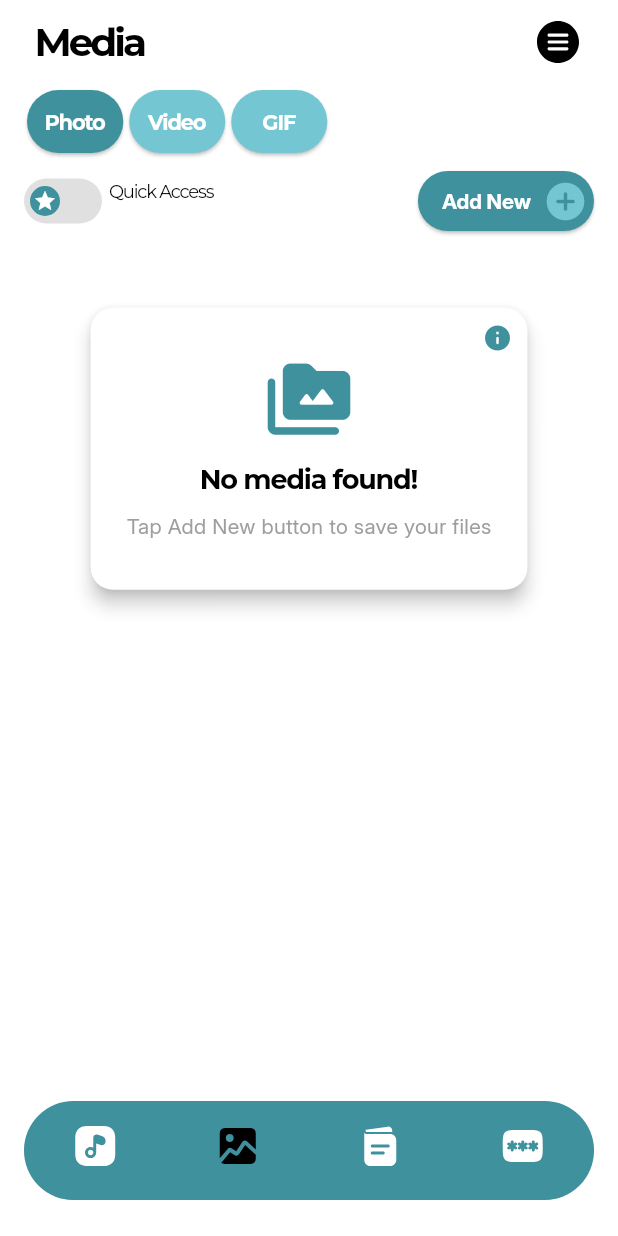
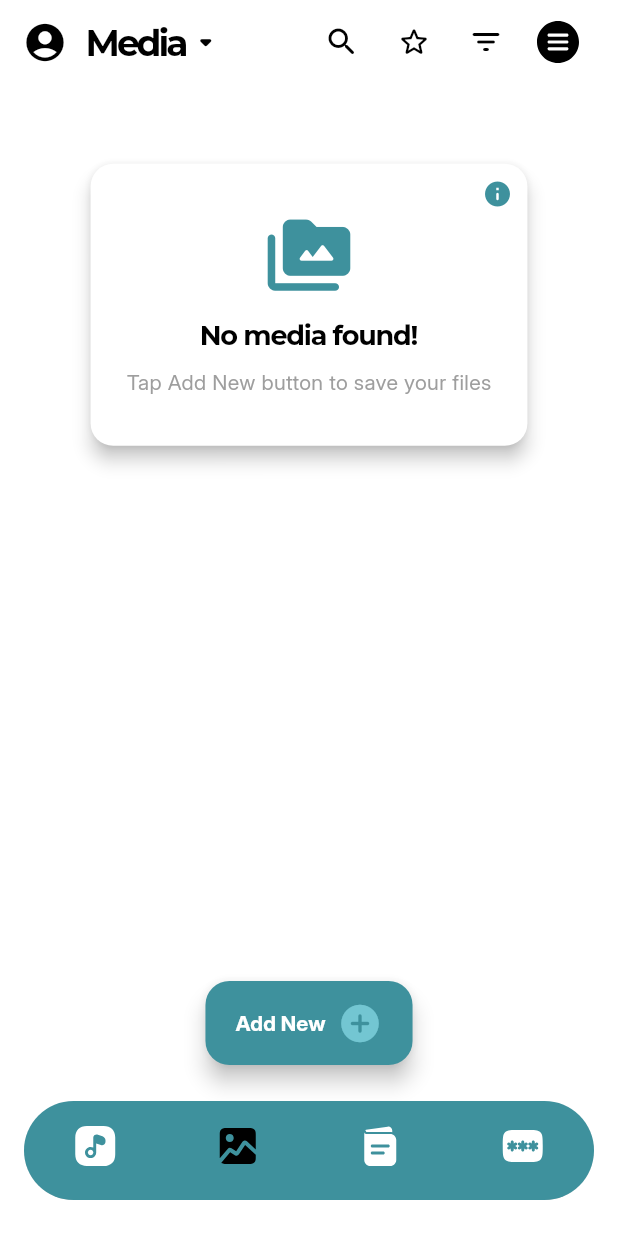
Before and after one commit to credes-tech/shelf, a Flutter app: the screen it shows after launch, on a phone screen of 412 x 824 dp. Run offline on Flutter 3.47's test engine with Material 3 defaults, Android fonts, the phone set to English and light mode, and no system bars; our stand-ins replace audioplayers, device_info_plus, file_picker, firebase_core, flutter_dotenv, flutter_riverpod and 8 more; missing offline and left inert: flutter_quill, syncfusion_flutter_pdfviewer; accounts and stored records are empty.

Commit message:
app-bar-design-complete

```diff
--- a/lib/core/theme/app_text_styles.dart
+++ b/lib/core/theme/app_text_styles.dart
@@ -45,7 +45,7 @@ class AppTextStyles {
 
   static const TextStyle homeTitle = TextStyle(
       fontFamily: 'Montserrat',
-      fontSize: 26,
+      fontSize: 24,
       fontWeight: FontWeight.w600,
       color: Colors.black,
       letterSpacing: -2,
--- a/lib/modules/home/domain/providers/media_provider.dart
+++ b/lib/modules/home/domain/providers/media_provider.dart
@@ -71,9 +71,10 @@ class MediaNotifier extends StateNotifier<List<MediaModel>> {
     state = List.from(state)..removeAt(index);
   }
 
-  void togglePinnedFilter() {
+  bool togglePinnedFilter() {
     showOnlyPinned = !showOnlyPinned;
     loadPinnedFiles();
+    return showOnlyPinned;
   }
 }
 
--- a/lib/modules/home/ui/pages/MediaScreen.dart
+++ b/lib/modules/home/ui/pages/MediaScreen.dart
@@ -1,5 +1,4 @@
 import 'dart:io';
-
 import 'package:flutter/material.dart';
 import 'package:flutter_riverpod/flutter_riverpod.dart';
 import 'package:flutter_svg/flutter_svg.dart';
@@ -16,7 +15,6 @@ import 'package:my_shelf_project/modules/home/ui/widgets/HomeCard.dart';
 import 'package:my_shelf_project/modules/home/ui/widgets/HomeMenuItem.dart';
 import 'package:my_shelf_project/modules/home/ui/widgets/HomePillBar.dart';
 import 'package:my_shelf_project/modules/home/ui/widgets/HomeTitle.dart';
-import 'package:my_shelf_project/modules/home/ui/widgets/HomeToggler.dart';
 import 'package:my_shelf_project/modules/home/ui/widgets/VideoThumbnail.dart';
 
 class MediaScreen extends ConsumerStatefulWidget {
@@ -29,6 +27,8 @@ class MediaScreen extends ConsumerStatefulWidget {
 class _MediaScreenState extends ConsumerState<MediaScreen> {
   final List<String> source = ['Photo', 'Video', 'GIF'];
   int selectedSource = 0;
+  bool isSubCategoryActive = false;
+  bool isPinActive = false;
 
   final String emptyHeading = "No media found!";
   final String emptyDescription = "Tap Add New button to save your files";
@@ -37,14 +37,55 @@ class _MediaScreenState extends ConsumerState<MediaScreen> {
   Widget build(BuildContext context) {
     final mediaList = ref.watch(mediaProvider);
     final List<MediaModel> pinnedMedia = getPinnedMedia(mediaList);
-    final bool mediaPinnedNotifier =
-        ref.read(mediaProvider.notifier).showOnlyPinned;
     return Scaffold(
       backgroundColor: Colors.white,
       appBar: AppBar(
         backgroundColor: AppColors.background,
-        title: HomeTitle(title: 'Media'),
+        leading: Padding(
+          padding: const EdgeInsets.only(left: AppSpacing.xSmall),
+          child: IconButton(
+            onPressed: () {},
+            icon: Icon(Icons.account_circle_rounded),
+            color: Colors.black,
+            iconSize: 30,
+          ),
+        ),
+        title: GestureDetector(
+          onTap: toggleSubCategory,
+          child: Row(
+              crossAxisAlignment: CrossAxisAlignment.center,
+              mainAxisAlignment: MainAxisAlignment.start,
+              children: [
+                HomeTitle(title: 'Media'),
+                Icon(
+                  isSubCategoryActive
+                      ? Icons.arrow_drop_up_rounded
+                      : Icons.arrow_drop_down_rounded,
+                  size: 25,
+                  color: Colors.black,
+                )
+              ]),
+        ),
+        titleSpacing: 0.0,
         actions: [
+          IconButton(
+              onPressed: () {},
+              icon: Icon(
+                Icons.search_rounded,
+                color: Colors.black,
+              )),
+          IconButton(
+              onPressed: () => pinController(),
+              icon: Icon(
+                isPinActive ? Icons.star_rounded : Icons.star_border_rounded,
+                color: Colors.black,
+              )),
+          IconButton(
+              onPressed: () {},
+              icon: Icon(
+                Icons.filter_list_rounded,
+                color: Colors.black,
+              )),
           Padding(
             padding: EdgeInsets.only(right: AppSpacing.medium),
             child: PopupMenuButton<String>(
@@ -71,65 +112,14 @@ class _MediaScreenState extends ConsumerState<MediaScreen> {
         crossAxisAlignment: CrossAxisAlignment.center,
         mainAxisSize: MainAxisSize.min,
         children: [
-          HomePillBar(
-              source: source,
-              selectedSource: selectedSource,
-              activeColor: AppColors.onboardDarkBlue,
-              inactiveColor: AppColors.onboardLightBlue),
-          Container(
-            padding: EdgeInsets.symmetric(
-                horizontal: AppSpacing.medium, vertical: AppSpacing.xSmall),
-            decoration: BoxDecoration(
-                color: Colors.transparent,
-                borderRadius: BorderRadius.only(
-                    bottomLeft: Radius.circular(20.0),
-                    bottomRight: Radius.circular(20.0))),
-            child: Row(
-              mainAxisAlignment: MainAxisAlignment.spaceBetween,
-              crossAxisAlignment: CrossAxisAlignment.center,
-              children: [
-                Row(
-                  mainAxisAlignment: MainAxisAlignment.start,
-                  crossAxisAlignment: CrossAxisAlignment.start,
-                  children: [
-
-
-                    HomeToggler(
-                      initialValue: mediaPinnedNotifier,
-                      onChanged: (mediaPinnedNotifier) {
-                        ref.read(mediaProvider.notifier).togglePinnedFilter();
-                      },
-                      color: AppColors.onboardDarkBlue,
-                    ),
-                    SizedBox(width: 5,),
-                    Text("Quick Access",style: AppTextStyles.pinLabelText),
-
-                  ],
-                ),
-
-                ElevatedButton(
-                  onPressed: onTapMediaBtn,
-                  style: ElevatedButton.styleFrom(
-                      padding: EdgeInsets.only(
-                          left: AppSpacing.medium,
-                          right: AppSpacing.xSmall,
-                          top: AppSpacing.xSmall,
-                          bottom: AppSpacing.xSmall),
-                      backgroundColor: AppColors.onboardDarkBlue),
-                  child: Row(
-                    children: [
-                      Text("Add New", style: AppTextStyles.homePinned),
-                      SizedBox(width: 8),
-                      Icon(
-                        Icons.add_circle_rounded,
-                        size: 30,
-                        color: AppColors.onboardLightBlue
-                      )
-                    ],
-                  ),
-                )
-              ],
-            ),
+          if (isSubCategoryActive)
+            HomePillBar(
+                source: source,
+                selectedSource: selectedSource,
+                activeColor: AppColors.onboardDarkBlue,
+                inactiveColor: AppColors.onboardLightBlue),
+          SizedBox(
+            height: 10,
           ),
           mediaList.isEmpty
               ? HomeCard(
@@ -152,9 +142,7 @@ class _MediaScreenState extends ConsumerState<MediaScreen> {
                                 height: 180,
                                 child: ListView.builder(
                                     scrollDirection: Axis.horizontal,
-                                    itemCount: pinnedMedia.length <= 5
-                                        ? pinnedMedia.length
-                                        : 6,
+                                    itemCount: pinnedMedia.length <= 5 ? pinnedMedia.length : 6,
                                     itemBuilder: (context, index) {
                                       final media = pinnedMedia[index];
                                       return Stack(
@@ -164,24 +152,15 @@ class _MediaScreenState extends ConsumerState<MediaScreen> {
                                             aspectRatio: 1.2,
                                             child: Container(
                                               width: 150,
-                                              margin: EdgeInsets.only(
-                                                  right: AppSpacing.xxSmall),
+                                              margin: EdgeInsets.only(right: AppSpacing.xxSmall),
                                               decoration: BoxDecoration(
-                                                borderRadius:
-                                                    BorderRadius.circular(20),
-                                                border: Border.all(
-                                                    color: Colors.black12),
+                                                borderRadius: BorderRadius.circular(20),
+                                                border: Border.all(color: Colors.black12),
                                               ),
                                               clipBehavior: Clip.antiAlias,
-                                              child: FileValidator
-                                                          .getMediaFileType(
-                                                              media.fileType) ==
-                                                      "video"
-                                                  ? VideoThumbnail(
-                                                      videoPath: media.filePath)
-                                                  : Image.file(
-                                                      File(media.filePath),
-                                                      fit: BoxFit.cover),
+                                              child: FileValidator.getMediaFileType(media.fileType) == "video"
+                                                  ? VideoThumbnail(videoPath: media.filePath)
+                                                  : Image.file(File(media.filePath), fit: BoxFit.cover),
                                             ),
                                           ),
                                           Positioned(
@@ -195,10 +174,9 @@ class _MediaScreenState extends ConsumerState<MediaScreen> {
                                                     child: Icon(
                                                         Icons.ios_share_rounded,
                                                         color: AppColors.onboardDarkBlue,
-                                                        size: 18)),
-                                                color:
-                                                    AppColors.onboardDarkBlue,
-                                              ))
+                                                        size: 18),),
+                                                color: AppColors.onboardDarkBlue,
+                                              ),)
                                         ],
                                       );
                                     }),
@@ -213,16 +191,13 @@ class _MediaScreenState extends ConsumerState<MediaScreen> {
                           crossAxisSpacing: 2,
                           mainAxisSpacing: 2,
                         ),
-                        padding:
-                            EdgeInsets.symmetric(horizontal: AppSpacing.medium),
+                        padding: EdgeInsets.symmetric(horizontal: AppSpacing.medium),
                         itemCount: mediaList.length,
                         itemBuilder: (context, index) {
                           final media = mediaList[index];
                           return GestureDetector(
                               onLongPress: () async {
-                                await ref
-                                    .read(mediaProvider.notifier)
-                                    .deleteMedia(index);
+                                await ref.read(mediaProvider.notifier).deleteMedia(index);
                                 ScaffoldMessenger.of(context).showSnackBar(
                                   SnackBar(content: Text("Media deleted")),
                                 );
@@ -232,7 +207,8 @@ class _MediaScreenState extends ConsumerState<MediaScreen> {
                                   '/home/media/view',
                                   extra: {
                                     'filePath': media.filePath,
-                                    'fileType': FileValidator.getMediaFileType(media.fileType),
+                                    'fileType': FileValidator.getMediaFileType(
+                                        media.fileType),
                                   },
                                 );
                               },
@@ -246,16 +222,11 @@ class _MediaScreenState extends ConsumerState<MediaScreen> {
                                       decoration: BoxDecoration(
                                           borderRadius:
                                               BorderRadius.circular(12),
-                                          border: Border.all(
-                                              color: Colors.black12)),
+                                          border: Border.all(color: Colors.black12)),
                                       clipBehavior: Clip.hardEdge,
-                                      child: FileValidator.getMediaFileType(
-                                                  media.fileType) ==
-                                              "video"
-                                          ? VideoThumbnail(
-                                              videoPath: media.filePath)
-                                          : Image.file(File(media.filePath),
-                                              fit: BoxFit.cover),
+                                      child: FileValidator.getMediaFileType(media.fileType) == "video"
+                                          ? VideoThumbnail(videoPath: media.filePath)
+                                          : Image.file(File(media.filePath), fit: BoxFit.cover),
                                     ),
                                   ),
                                   if (media.isPinned)
@@ -280,6 +251,18 @@ class _MediaScreenState extends ConsumerState<MediaScreen> {
                 )),
         ],
       ),
+      floatingActionButton: FloatingActionButton.extended(
+        onPressed: onTapMediaBtn, // Keep the original function
+        backgroundColor: AppColors.onboardDarkBlue, // Use the same color
+        label: Row(
+          children: [
+            Text("Add New", style: AppTextStyles.homePinned), // Keep the text
+            SizedBox(width: 8),
+            Icon(Icons.add_circle_rounded, size: 30, color: AppColors.onboardLightBlue) // Keep the icon
+          ],
+        ),
+      ),
+      floatingActionButtonLocation: FloatingActionButtonLocation.centerDocked,
     );
   }
 
@@ -319,4 +302,17 @@ class _MediaScreenState extends ConsumerState<MediaScreen> {
   void togglePinMedia(String filename) {
     ref.read(mediaProvider.notifier).togglePin(filename);
   }
+
+  toggleSubCategory() {
+    setState(() {
+      isSubCategoryActive = !isSubCategoryActive;
+    });
+  }
+
+  pinController() {
+    bool pinStatus = ref.read(mediaProvider.notifier).togglePinnedFilter();
+    setState(() {
+      isPinActive = pinStatus;
+    });
+  }
 }
--- a/lib/modules/home/ui/widgets/HomePillBar.dart
+++ b/lib/modules/home/ui/widgets/HomePillBar.dart
@@ -26,7 +26,7 @@ class HomePillBar extends StatelessWidget {
         children: [
           Expanded(
             child: SizedBox(
-              height: 50,
+              height: 45,
               child: ListView.builder(
                   scrollDirection: Axis.horizontal,
                   itemCount: source.length,
--- a/lib/modules/home/ui/widgets/HomeTitle.dart
+++ b/lib/modules/home/ui/widgets/HomeTitle.dart
@@ -13,7 +13,7 @@ class HomeTitle extends StatelessWidget {
   @override
   Widget build(BuildContext context) {
     return Container(
-      margin: EdgeInsets.only(left: AppSpacing.small),
+      margin: EdgeInsets.only(left: AppSpacing.xxSmall),
       child: Text(
         title,
         style: AppTextStyles.homeTitle,
```
